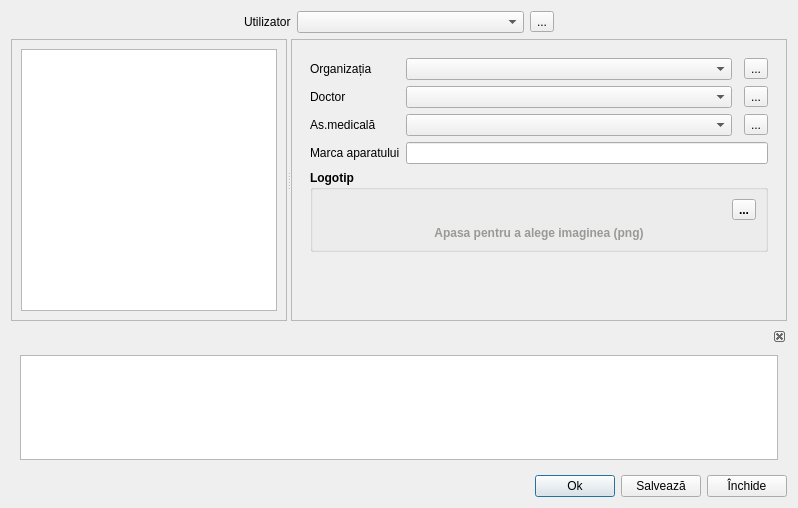
Before: the Qt Designer form data/userpreferences.ui in debalex77/USG, drawn with Qt 5.
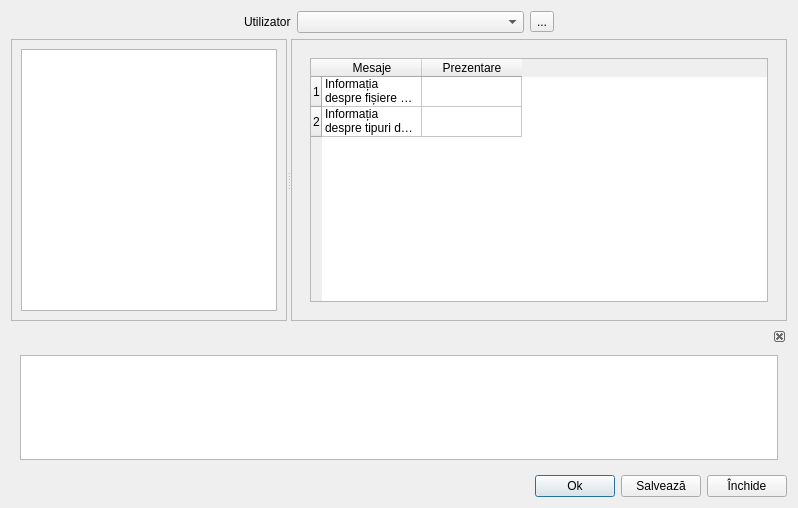
After: the same form once the commit is applied. The open tabs and pages were chosen to show the change. Icons and pictures are not drawn.

```diff
--- a/data/userpreferences.ui
+++ b/data/userpreferences.ui
@@ -511,6 +511,70 @@
            </item>
           </layout>
          </widget>
+         <widget class="QWidget" name="pageMessage">
+          <layout class="QGridLayout" name="gridLayout_13">
+           <item row="0" column="0">
+            <widget class="QTableWidget" name="tableWidget">
+             <property name="rowCount">
+              <number>2</number>
+             </property>
+             <property name="columnCount">
+              <number>2</number>
+             </property>
+             <attribute name="horizontalHeaderCascadingSectionResizes">
+              <bool>true</bool>
+             </attribute>
+             <attribute name="horizontalHeaderDefaultSectionSize">
+              <number>100</number>
+             </attribute>
+             <attribute name="horizontalHeaderStretchLastSection">
+              <bool>false</bool>
+             </attribute>
+             <attribute name="verticalHeaderDefaultSectionSize">
+              <number>30</number>
+             </attribute>
+             <row/>
+             <row/>
+             <column>
+              <property name="text">
+               <string>Mesaje</string>
+              </property>
+             </column>
+             <column>
+              <property name="text">
+               <string>Prezentare</string>
+              </property>
+             </column>
+             <item row="0" column="0">
+              <property name="text">
+               <string>Informația despre fișiere video</string>
+              </property>
+             </item>
+             <item row="0" column="1">
+              <property name="text">
+               <string/>
+              </property>
+              <property name="checkState">
+               <enum>Unchecked</enum>
+              </property>
+             </item>
+             <item row="1" column="0">
+              <property name="text">
+               <string>Informația despre tipuri de rapoarte</string>
+              </property>
+             </item>
+             <item row="1" column="1">
+              <property name="text">
+               <string/>
+              </property>
+              <property name="checkState">
+               <enum>Unchecked</enum>
+              </property>
+             </item>
+            </widget>
+           </item>
+          </layout>
+         </widget>
          <widget class="QWidget" name="notEditable">
           <layout class="QGridLayout" name="gridLayout_12">
            <item row="0" column="1">
```
